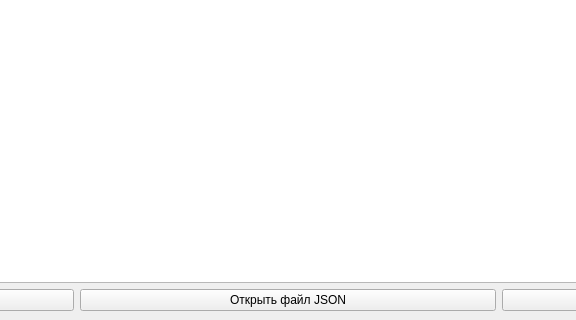
The window that mainwindow.ui (antonak387/image-result-display) describes before a commit, drawn with Qt 5; both pictures show x 352 to 928 and y 400 to 720 of the 1280 by 720 pixel window.
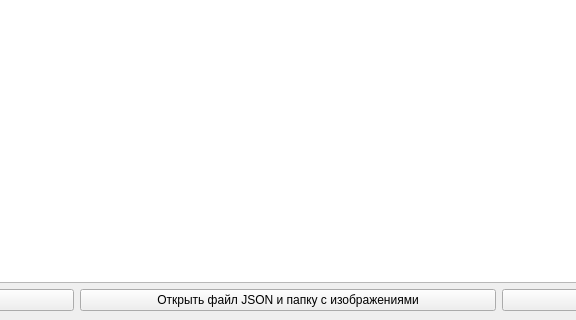
The same window after the commit. Custom widgets are drawn as their Qt base class.

```diff
--- a/mainwindow.ui
+++ b/mainwindow.ui
@@ -50,7 +50,7 @@
       <item>
        <widget class="QPushButton" name="pushButton_open">
         <property name="text">
-         <string>Открыть файл JSON</string>
+         <string>Открыть файл JSON и папку с изображениями</string>
         </property>
        </widget>
       </item>
```
